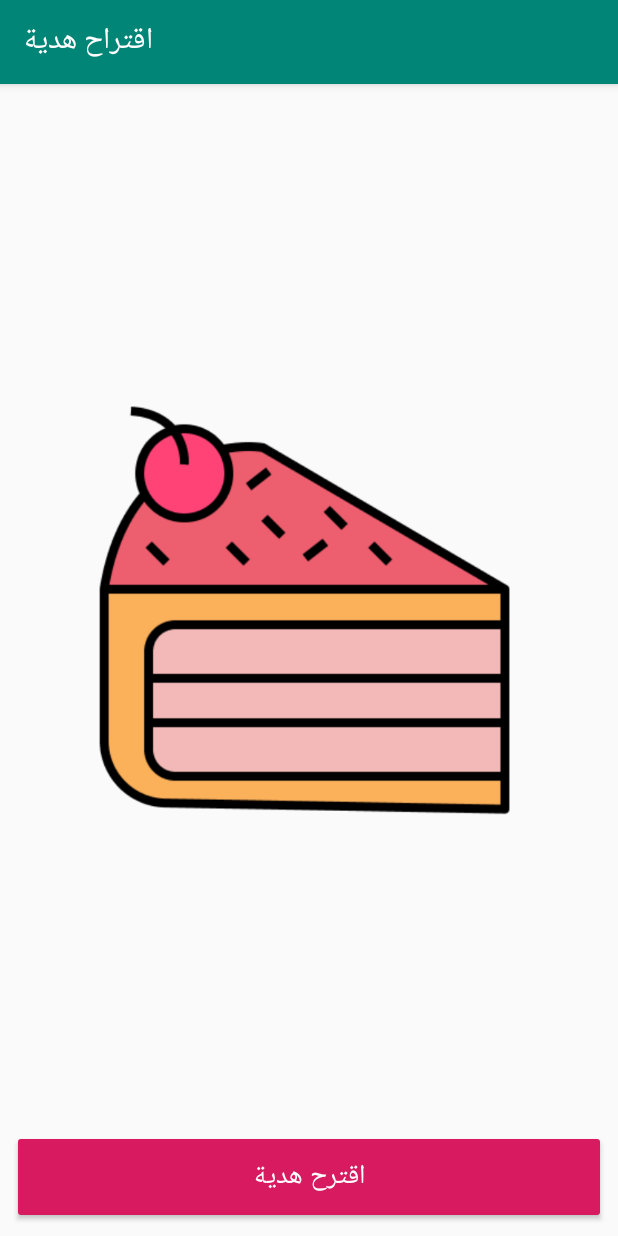
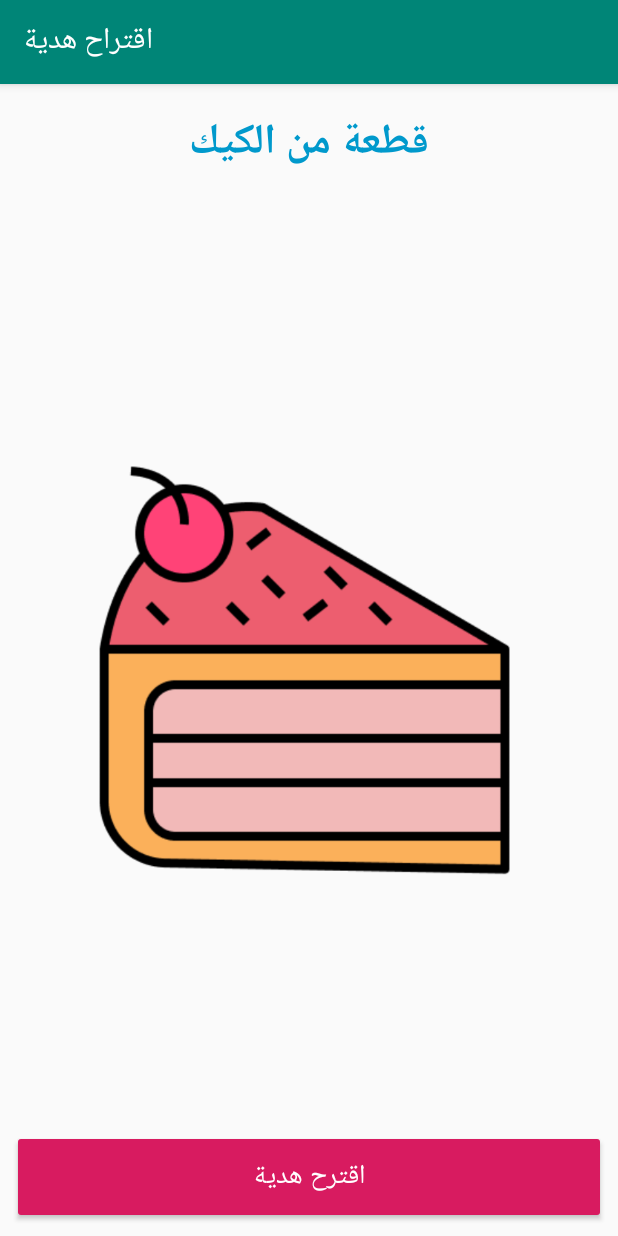
Before and after one commit to barmej/android-degree-c05-gift-suggestion, an Android app: the screen it shows after launch (MainActivity), after a tap on "اقترح هدية", on a phone screen of 412 x 824 dp. Run offline under Robolectric (Android 15) with nearby library versions, the phone set to English and light mode, and no system bars.

Commit message:
Using two dimensional array java to store gift picture and name

```diff
--- a/app/src/main/java/com/barmej/giftsuggestion/MainActivity.java
+++ b/app/src/main/java/com/barmej/giftsuggestion/MainActivity.java
@@ -7,6 +7,7 @@ import android.support.v7.app.AppCompatActivity;
 import android.util.Log;
 import android.view.View;
 import android.widget.ImageView;
+import android.widget.TextView;
 
 import java.util.Random;
 
@@ -28,17 +29,29 @@ public class MainActivity extends AppCompatActivity {
     private Random mRandom;
 
     /**
-     * ImageView to display images
+     * ImageView to display gift pictures
      */
     private ImageView mGiftImageView;
 
     /**
-     * Array that hold drawable images ids
+     * TextView to display gift names
      */
-    private int[] mGiftsPictures = {R.drawable.gift_1,
-            R.drawable.gift_2, R.drawable.gift_3, R.drawable.gift_4,
-            R.drawable.gift_5, R.drawable.gift_6, R.drawable.gift_7,
-            R.drawable.gift_8, R.drawable.gift_9, R.drawable.gift_10};
+    private TextView mGiftNameTextView;
+
+    /**
+     * Two dimens array that hold resources ids of gift pictures and names
+     */
+    private int[][] mGifts = {
+            {R.drawable.gift_1, R.string.damask_rose},
+            {R.drawable.gift_2, R.string.flower},
+            {R.drawable.gift_3, R.string.cake},
+            {R.drawable.gift_4, R.string.laptop},
+            {R.drawable.gift_5, R.string.mobile},
+            {R.drawable.gift_6, R.string.book},
+            {R.drawable.gift_7, R.string.piece_of_cake},
+            {R.drawable.gift_8, R.string.shirt},
+            {R.drawable.gift_9, R.string.shoe},
+            {R.drawable.gift_10, R.string.diamond}};
 
     /**
      * Variable used as index to move through images array
@@ -51,8 +64,10 @@ public class MainActivity extends AppCompatActivity {
         setContentView(R.layout.activity_main);
         // Create new Random object
         mRandom = new Random();
-        // Get imageView from view hierarchy
-        mGiftImageView = findViewById(R.id.image_gift);
+        // Get ImageView from view hierarchy
+        mGiftImageView = findViewById(R.id.image_gift_picture);
+        // Get TextView from view hierarchy
+        mGiftNameTextView = findViewById(R.id.text_gift_name);
         Log.i(TAG, "Created");
     }
 
@@ -98,7 +113,7 @@ public class MainActivity extends AppCompatActivity {
         if (savedInstanceState != null && savedInstanceState.containsKey(BUNDLE_CURRENT_INDEX)) {
             mCurrentIndex = savedInstanceState.getInt(BUNDLE_CURRENT_INDEX);
             if (mCurrentIndex != -1) {
-                showImage();
+                showSuggestedGift();
             }
         }
         Log.i(TAG, "onRestoreInstanceState");
@@ -123,7 +138,7 @@ public class MainActivity extends AppCompatActivity {
         if (mCurrentIndex < 9) {
             // Generate random index
             mCurrentIndex = mRandom.nextInt(10);
-            showImage();
+            showSuggestedGift();
         } else {
             // Reset the counter
             mCurrentIndex = -1;
@@ -131,11 +146,12 @@ public class MainActivity extends AppCompatActivity {
     }
 
     /**
-     * Show the image at the current index
+     * Show the picture & name of the gift located at current index
      */
-    private void showImage() {
-        Drawable giftDrawable = ContextCompat.getDrawable(this, mGiftsPictures[mCurrentIndex]);
+    private void showSuggestedGift() {
+        Drawable giftDrawable = ContextCompat.getDrawable(this, mGifts[mCurrentIndex][0]);
         mGiftImageView.setImageDrawable(giftDrawable);
+        mGiftNameTextView.setText(mGifts[mCurrentIndex][1]);
     }
 
 }
--- a/app/src/main/res/layout/activity_main.xml
+++ b/app/src/main/res/layout/activity_main.xml
@@ -6,8 +6,20 @@
     android:orientation="vertical"
     tools:context=".MainActivity">
 
+    <TextView
+        android:id="@+id/text_gift_name"
+        android:layout_width="match_parent"
+        android:layout_height="wrap_content"
+        android:gravity="center"
+        android:padding="16dp"
+        android:textAlignment="gravity"
+        android:textSize="28sp"
+        android:textColor="@android:color/holo_blue_dark"
+        android:textStyle="bold"
+        tools:text="تجربة نص" />
+
     <ImageView
-        android:id="@+id/image_gift"
+        android:id="@+id/image_gift_picture"
         android:layout_width="match_parent"
         android:layout_height="0dp"
         android:layout_margin="16dp"
--- a/app/src/main/res/values/strings.xml
+++ b/app/src/main/res/values/strings.xml
@@ -1,4 +1,14 @@
 <resources>
     <string name="app_name">اقتراح هدية</string>
     <string name="suggest_gift">اقترح هدية</string>
+    <string name="damask_rose">زهرة الجوري</string>
+    <string name="flower">وردة</string>
+    <string name="cake">كيك</string>
+    <string name="laptop">حاسوب محمول</string>
+    <string name="mobile">موبايل</string>
+    <string name="book">كتاب</string>
+    <string name="piece_of_cake">قطعة من الكيك</string>
+    <string name="shirt">قميص</string>
+    <string name="shoe">حذاء</string>
+    <string name="diamond">ألماسة</string>
 </resources>
```
